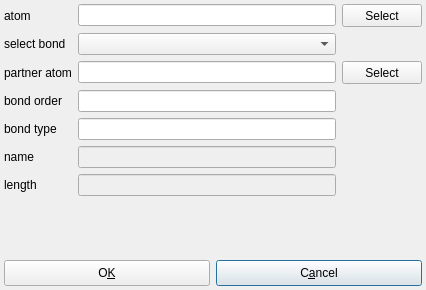
BALL-Project/ball, file source/VIEW/DIALOGS/bondProperties.ui: the form before one commit.
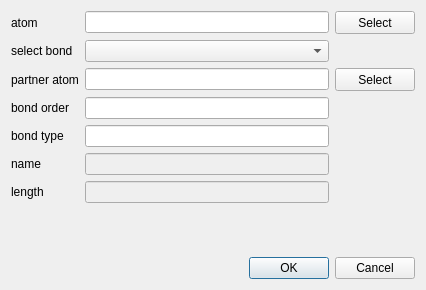
The form after the commit.

Commit message: Layout improvements and introduction of QDialogButtonBox

What changed in the file:
```diff
--- a/source/VIEW/DIALOGS/bondProperties.ui
+++ b/source/VIEW/DIALOGS/bondProperties.ui
@@ -15,14 +15,151 @@
   <property name="windowTitle" >
    <string>Bond Properties</string>
   </property>
-  <layout class="QGridLayout" >
-   <property name="margin" >
-    <number>4</number>
-   </property>
-   <property name="spacing" >
-    <number>6</number>
-   </property>
-   <item row="7" column="1" >
+  <layout class="QVBoxLayout" name="verticalLayout">
+   <item>
+    <layout class="QGridLayout" name="gridLayout">
+     <item row="0" column="0">
+      <widget class="QLabel" name="TextLabel1">
+       <property name="text">
+        <string>atom</string>
+       </property>
+      </widget>
+     </item>
+     <item row="0" column="1">
+      <widget class="QLineEdit" name="atom_edit">
+       <property name="readOnly">
+        <bool>true</bool>
+       </property>
+      </widget>
+     </item>
+     <item row="0" column="2">
+      <widget class="QPushButton" name="focus_atom">
+       <property name="minimumSize">
+        <size>
+         <width>36</width>
+         <height>23</height>
+        </size>
+       </property>
+       <property name="toolTip">
+        <string>focus and select atom</string>
+       </property>
+       <property name="text">
+        <string>Select</string>
+       </property>
+      </widget>
+     </item>
+     <item row="1" column="0">
+      <widget class="QLabel" name="TextLabel2">
+       <property name="text">
+        <string>select bond</string>
+       </property>
+      </widget>
+     </item>
+     <item row="1" column="1">
+      <widget class="QComboBox" name="bond_box">
+       <property name="toolTip">
+        <string>Select bond type</string>
+       </property>
+      </widget>
+     </item>
+     <item row="2" column="0">
+      <widget class="QLabel" name="TextLabel2_2">
+       <property name="text">
+        <string>partner atom</string>
+       </property>
+      </widget>
+     </item>
+     <item row="2" column="1">
+      <widget class="QLineEdit" name="partner_edit">
+       <property name="readOnly">
+        <bool>true</bool>
+       </property>
+      </widget>
+     </item>
+     <item row="2" column="2">
+      <widget class="QPushButton" name="focus_partner">
+       <property name="minimumSize">
+        <size>
+         <width>36</width>
+         <height>23</height>
+        </size>
+       </property>
+       <property name="toolTip">
+        <string>focus and select atom</string>
+       </property>
+       <property name="text">
+        <string>Select</string>
+       </property>
+      </widget>
+     </item>
+     <item row="3" column="0">
+      <widget class="QLabel" name="TextLabel8">
+       <property name="text">
+        <string>bond order</string>
+       </property>
+      </widget>
+     </item>
+     <item row="3" column="1">
+      <widget class="QLineEdit" name="order_edit">
+       <property name="readOnly">
+        <bool>true</bool>
+       </property>
+      </widget>
+     </item>
+     <item row="4" column="0">
+      <widget class="QLabel" name="TextLabel4">
+       <property name="text">
+        <string>bond type</string>
+       </property>
+      </widget>
+     </item>
+     <item row="4" column="1">
+      <widget class="QLineEdit" name="type_edit">
+       <property name="readOnly">
+        <bool>true</bool>
+       </property>
+      </widget>
+     </item>
+     <item row="5" column="0">
+      <widget class="QLabel" name="TextLabel7">
+       <property name="text">
+        <string>name</string>
+       </property>
+      </widget>
+     </item>
+     <item row="5" column="1">
+      <widget class="QLineEdit" name="name_edit">
+       <property name="enabled">
+        <bool>false</bool>
+       </property>
+       <property name="text">
+        <string/>
+       </property>
+       <property name="readOnly">
+        <bool>true</bool>
+       </property>
+      </widget>
+     </item>
+     <item row="6" column="0">
+      <widget class="QLabel" name="TextLabel5">
+       <property name="text">
+        <string>length</string>
+       </property>
+      </widget>
+     </item>
+     <item row="6" column="1">
+      <widget class="QLineEdit" name="length_edit">
+       <property name="enabled">
+        <bool>false</bool>
+       </property>
+       <property name="readOnly">
+        <bool>true</bool>
+       </property>
+      </widget>
+     </item>
+    </layout>
+   </item>
+   <item>
     <spacer>
      <property name="orientation" >
       <enum>Qt::Vertical</enum>
@@ -35,213 +172,16 @@
      </property>
     </spacer>
    </item>
-   <item row="8" column="0" colspan="3" >
-    <layout class="QHBoxLayout" >
-     <property name="margin" >
-      <number>0</number>
-     </property>
-     <property name="spacing" >
-      <number>6</number>
-     </property>
-     <item>
-      <widget class="QPushButton" name="ok_button" >
-       <property name="sizePolicy" >
-        <sizepolicy>
-         <hsizetype>7</hsizetype>
-         <vsizetype>0</vsizetype>
-         <horstretch>0</horstretch>
-         <verstretch>0</verstretch>
-        </sizepolicy>
-       </property>
-       <property name="minimumSize" >
-        <size>
-         <width>120</width>
-         <height>26</height>
-        </size>
-       </property>
-       <property name="text" >
-        <string>O&amp;K</string>
-       </property>
-       <property name="shortcut" >
-        <string>Alt+K</string>
-       </property>
-       <property name="default" >
-        <bool>true</bool>
-       </property>
-      </widget>
-     </item>
-     <item>
-      <widget class="QPushButton" name="cancel_button" >
-       <property name="sizePolicy" >
-        <sizepolicy>
-         <hsizetype>7</hsizetype>
-         <vsizetype>0</vsizetype>
-         <horstretch>0</horstretch>
-         <verstretch>0</verstretch>
-        </sizepolicy>
-       </property>
-       <property name="minimumSize" >
-        <size>
-         <width>120</width>
-         <height>26</height>
-        </size>
-       </property>
-       <property name="text" >
-        <string>C&amp;ancel</string>
-       </property>
-       <property name="shortcut" >
-        <string>Alt+A</string>
-       </property>
-       <property name="default" >
-        <bool>true</bool>
-       </property>
-      </widget>
-     </item>
-    </layout>
-   </item>
-   <item row="0" column="0" >
-    <widget class="QLabel" name="TextLabel1" >
-     <property name="text" >
-      <string>atom</string>
-     </property>
-    </widget>
-   </item>
-   <item row="5" column="1" >
-    <widget class="QLineEdit" name="name_edit" >
-     <property name="enabled" >
-      <bool>false</bool>
-     </property>
-     <property name="text" >
-      <string/>
-     </property>
-     <property name="readOnly" >
-      <bool>true</bool>
-     </property>
-    </widget>
-   </item>
-   <item row="2" column="1" >
-    <widget class="QLineEdit" name="partner_edit" >
-     <property name="readOnly" >
-      <bool>true</bool>
-     </property>
-    </widget>
-   </item>
-   <item row="3" column="1" >
-    <widget class="QLineEdit" name="order_edit" >
-     <property name="readOnly" >
-      <bool>true</bool>
-     </property>
-    </widget>
-   </item>
-   <item row="6" column="1" >
-    <widget class="QLineEdit" name="length_edit" >
-     <property name="enabled" >
-      <bool>false</bool>
-     </property>
-     <property name="readOnly" >
-      <bool>true</bool>
-     </property>
-    </widget>
-   </item>
-   <item row="1" column="0" >
-    <widget class="QLabel" name="TextLabel2" >
-     <property name="text" >
-      <string>select bond</string>
-     </property>
-    </widget>
-   </item>
-   <item row="2" column="0" >
-    <widget class="QLabel" name="TextLabel2_2" >
-     <property name="text" >
-      <string>partner atom</string>
-     </property>
-    </widget>
-   </item>
-   <item row="3" column="0" >
-    <widget class="QLabel" name="TextLabel8" >
-     <property name="text" >
-      <string>bond order</string>
-     </property>
-    </widget>
-   </item>
-   <item row="4" column="0" >
-    <widget class="QLabel" name="TextLabel4" >
-     <property name="text" >
-      <string>bond type</string>
-     </property>
-    </widget>
-   </item>
-   <item row="5" column="0" >
-    <widget class="QLabel" name="TextLabel7" >
-     <property name="text" >
-      <string>name</string>
-     </property>
-    </widget>
-   </item>
-   <item row="6" column="0" >
-    <widget class="QLabel" name="TextLabel5" >
-     <property name="text" >
-      <string>length</string>
-     </property>
-    </widget>
-   </item>
-   <item row="0" column="1" >
-    <widget class="QLineEdit" name="atom_edit" >
-     <property name="readOnly" >
-      <bool>true</bool>
-     </property>
-    </widget>
-   </item>
-   <item row="4" column="1" >
-    <widget class="QLineEdit" name="type_edit" >
-     <property name="readOnly" >
-      <bool>true</bool>
-     </property>
-    </widget>
-   </item>
-   <item row="1" column="1" >
-    <widget class="QComboBox" name="bond_box" >
-     <property name="toolTip" >
-      <string>Select bond type</string>
-     </property>
-    </widget>
-   </item>
-   <item row="0" column="2" >
-    <widget class="QPushButton" name="focus_atom" >
-     <property name="minimumSize" >
-      <size>
-       <width>36</width>
-       <height>23</height>
-      </size>
-     </property>
-     <property name="toolTip" >
-      <string>focus and select atom</string>
-     </property>
-     <property name="text" >
-      <string>Select</string>
-     </property>
-    </widget>
-   </item>
-   <item row="2" column="2" >
-    <widget class="QPushButton" name="focus_partner" >
-     <property name="minimumSize" >
-      <size>
-       <width>36</width>
-       <height>23</height>
-      </size>
-     </property>
-     <property name="toolTip" >
-      <string>focus and select atom</string>
-     </property>
-     <property name="text" >
-      <string>Select</string>
+   <item>
+    <widget class="QDialogButtonBox" name="buttonBox">
+     <property name="standardButtons">
+      <set>QDialogButtonBox::Cancel|QDialogButtonBox::Ok</set>
      </property>
     </widget>
    </item>
   </layout>
  </widget>
- <layoutdefault spacing="6" margin="11" />
- <pixmapfunction></pixmapfunction>
+ <layoutdefault spacing="6" margin="11"/>
  <tabstops>
   <tabstop>atom_edit</tabstop>
   <tabstop>focus_atom</tabstop>
```
Left out of the diff: 108 changed lines with no effect on the pictures. The commit also changes 1 other file.
